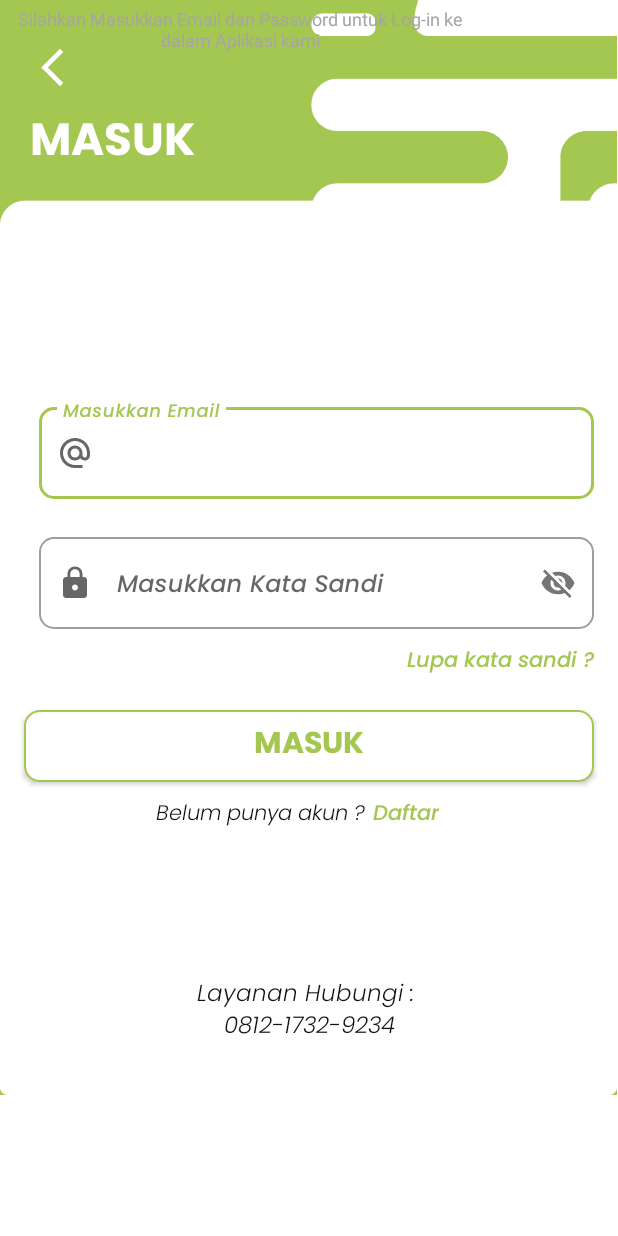
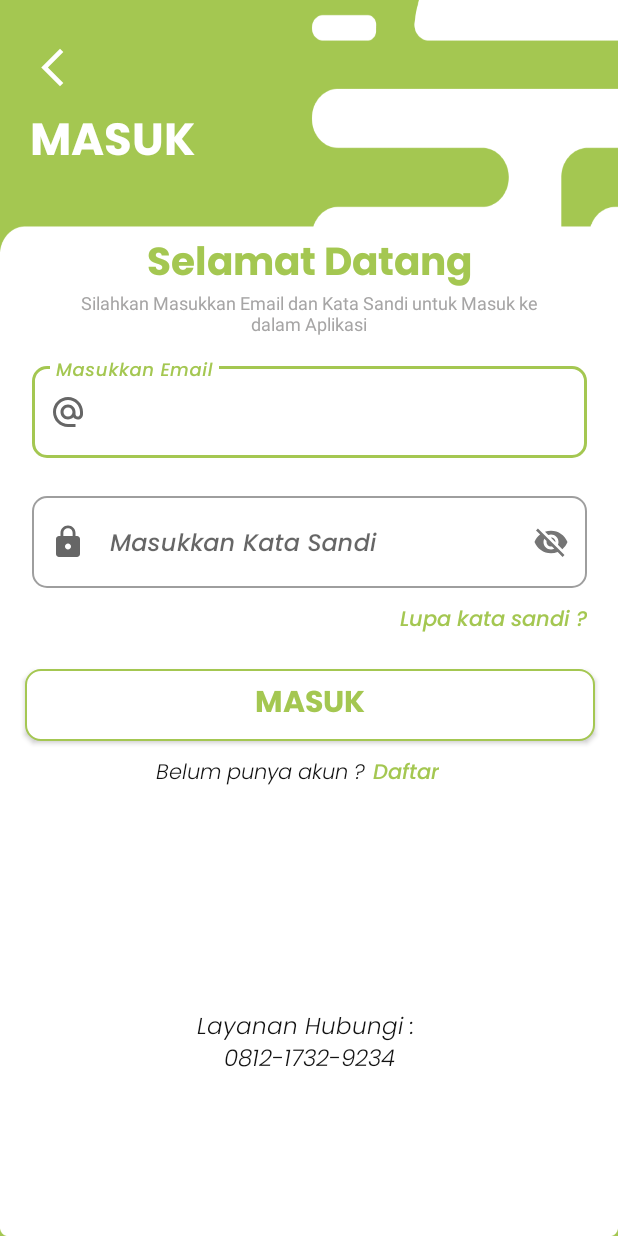
Before and after one commit to MDaniDarmawan/NH_Care, an Android app: the screen it shows after launch (LoginActivity), on a phone screen of 412 x 824 dp. Run offline under Robolectric (Android 15) with nearby library versions, the phone set to English and light mode, and no system bars; our stand-ins replace Volley.

Commit message:
update layout login

```diff
--- a/app/src/main/res/layout/activity_login.xml
+++ b/app/src/main/res/layout/activity_login.xml
@@ -11,59 +11,95 @@
     <ScrollView
         android:layout_width="match_parent"
         android:layout_height="match_parent"
+        android:background="@drawable/frame"
         app:layout_constraintBottom_toBottomOf="parent"
+        app:layout_constraintEnd_toEndOf="parent"
+        app:layout_constraintStart_toStartOf="parent"
         app:layout_constraintTop_toTopOf="parent">
 
         <LinearLayout
+            android:layout_width="match_parent"
+            android:layout_height="match_parent"
+            android:orientation="vertical">
 
+            <androidx.constraintlayout.widget.ConstraintLayout
+                android:layout_width="match_parent"
+                android:layout_height="134dp">
+
+                <ImageView
+                    android:id="@+id/kembali"
+                    android:layout_width="30dp"
+                    android:layout_height="30dp"
+                    android:layout_marginLeft="20dp"
+                    android:layout_marginTop="30dp"
+                    android:src="@drawable/baseline_arrow_back_ios_new_24"
+                    app:layout_constraintHorizontal_bias="0.119"
+                    app:layout_constraintStart_toStartOf="parent"
+                    app:layout_constraintTop_toTopOf="parent" />
+
+                <TextView
+                    android:id="@+id/masuk"
+                    android:layout_width="wrap_content"
+                    android:layout_height="wrap_content"
+                    android:layout_marginTop="10dp"
+                    android:fontFamily="@font/poppins_bold"
+                    android:text="MASUK"
+                    android:textColor="@color/white"
+                    android:textSize="30sp"
+                    app:layout_constraintHorizontal_bias="0.498"
+                    app:layout_constraintStart_toStartOf="@id/kembali"
+                    app:layout_constraintTop_toBottomOf="@id/kembali" />
+            </androidx.constraintlayout.widget.ConstraintLayout>
+
+        <LinearLayout
             android:layout_width="match_parent"
             android:layout_height="wrap_content"
             android:orientation="vertical">
 
             <androidx.constraintlayout.widget.ConstraintLayout
-            android:layout_width="411dp"
-            android:layout_height="730dp"
-            android:background="@drawable/frame">
+                android:layout_width="match_parent"
+                android:layout_height="595dp">
 
-            <ImageView
-                android:id="@+id/kembali"
-                android:layout_width="30dp"
-                android:layout_height="30dp"
-                android:layout_marginTop="30dp"
-                android:layout_marginLeft="20dp"
-                app:layout_constraintHorizontal_bias="0.119"
+                <TextView
+                    android:id="@+id/selamat"
+                    android:layout_width="wrap_content"
+                    android:layout_height="wrap_content"
+                    android:layout_marginTop="20dp"
+                    android:fontFamily="@font/poppins_bold"
+                    android:text="Selamat Datang"
+                    android:textColor="@color/green"
+                    android:textSize="26sp"
                     app:layout_constraintTop_toTopOf="parent"
                     app:layout_constraintStart_toStartOf="parent"
-                android:src="@drawable/baseline_arrow_back_ios_new_24" />
+                    app:layout_constraintEnd_toEndOf="parent"/>
 
                 <TextView
-                android:id="@+id/masuk"
-                android:layout_width="wrap_content"
-                android:layout_height="wrap_content"
-                android:fontFamily="@font/poppins_bold"
-                android:text="MASUK"
-                android:textColor="@color/white"
-                android:textSize="30sp"
-                android:layout_marginTop="10dp"
-                app:layout_constraintHorizontal_bias="0.498"
-                app:layout_constraintStart_toStartOf="@id/kembali"
-                app:layout_constraintTop_toBottomOf="@id/kembali"/>
+                    android:id="@+id/deskripsi_selamat_datang"
+                    android:layout_width="320dp"
+                    android:layout_height="39dp"
+                    android:text="@string/login"
+                    android:textColor="@color/grey2"
+                    android:textSize="12sp"
+                    android:textAlignment="center"
+                    android:layout_marginTop="-6dp"
+                    app:layout_constraintTop_toBottomOf="@id/selamat"
+                    app:layout_constraintStart_toStartOf="parent"
+                    app:layout_constraintEnd_toEndOf="parent"/>
 
                 <com.google.android.material.textfield.TextInputLayout
                     android:id="@+id/til_email"
                     style="@style/TextInputLayout"
                     android:layout_width="370dp"
                     android:layout_height="wrap_content"
-                android:layout_marginTop="144dp"
+                    android:layout_marginTop="6dp"
                     app:boxCornerRadiusBottomEnd="10dp"
                     app:boxCornerRadiusBottomStart="10dp"
                     app:boxCornerRadiusTopEnd="10dp"
                     app:boxCornerRadiusTopStart="10dp"
+                    app:startIconDrawable="@drawable/email"
+                    app:layout_constraintStart_toStartOf="parent"
                     app:layout_constraintEnd_toEndOf="parent"
-                app:layout_constraintHorizontal_bias="0.634"
-                app:layout_constraintStart_toStartOf="parent"
-                app:layout_constraintTop_toBottomOf="@id/masuk"
-                app:startIconDrawable="@drawable/email">
+                    app:layout_constraintTop_toBottomOf="@id/deskripsi_selamat_datang">
 
                     <com.google.android.material.textfield.TextInputEditText
                         android:id="@+id/et_email"
@@ -150,7 +186,7 @@
                     android:id="@+id/layanan"
                     android:layout_width="wrap_content"
                     android:layout_height="wrap_content"
-                android:layout_marginTop="96dp"
+                    android:layout_marginBottom="10dp"
                     android:fontFamily="@font/poppins_lightitalic"
                     android:gravity="center_horizontal"
                     android:text="@string/layanan"
@@ -158,33 +194,11 @@
                     android:textSize="15sp"
                     app:layout_constraintEnd_toEndOf="parent"
                     app:layout_constraintStart_toStartOf="parent"
-                app:layout_constraintTop_toBottomOf="@id/belum_punya_akun" />
-
-            <TextView
-                android:id="@+id/selamat"
-                android:layout_width="wrap_content"
-                android:layout_height="wrap_content"
-                android:layout_marginBottom="8dp"
-                android:fontFamily="@font/poppins_bold"
-                android:text="Selamat Datang!"
-                android:textColor="@color/green"
-                android:textSize="26sp"
-                app:layout_constraintBottom_toTopOf="@+id/textView2"
-                tools:layout_editor_absoluteX="91dp" />
-
-            <TextView
-                android:id="@+id/textView2"
-                android:layout_width="320dp"
-                android:layout_height="39dp"
-                android:gravity="center"
-                android:text="@string/login"
-                android:textColor="@color/grey2"
-                android:textSize="12sp"
-                tools:layout_editor_absoluteX="45dp"
-                tools:layout_editor_absoluteY="211dp" />
-
+                    app:layout_constraintBottom_toBottomOf="parent" />
 
             </androidx.constraintlayout.widget.ConstraintLayout>
         </LinearLayout>
+        </LinearLayout>
+
     </ScrollView>
 </androidx.constraintlayout.widget.ConstraintLayout>
--- a/app/src/main/res/values/strings.xml
+++ b/app/src/main/res/values/strings.xml
@@ -9,7 +9,7 @@
     </string>
     <string name="daftar">Belum punya akun ?</string>
     <string name="masuk">Sudah punya akun ?</string>
-    <string name="login">Silahkan Masukkan Email dan Password untuk Log-in ke dalam Aplikasi kami</string>
+    <string name="login">Silahkan Masukkan Email dan Kata Sandi untuk Masuk ke dalam Aplikasi</string>
     <string name="santunan">Santunan Anak Yatim dan Piatu</string>
     <string name="bangun">Pembangunan Fasilitas Nurul Husna</string>
     <string name="program">Program</string>
```
Lines whose indentation alone changed are shown as unchanged.
